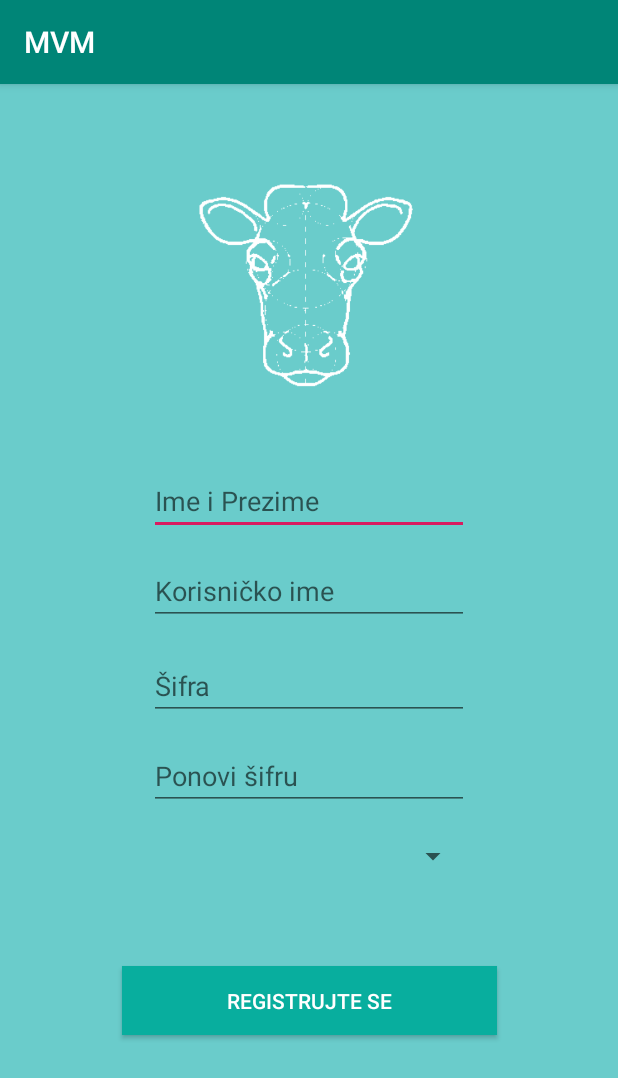
After one commit to Vekisa/MVM-Android, an Android app: the RegistrationActivity screen opened directly, with no data from a screen before it, on a phone screen of 412 x 824 dp. The commit adds this screen. Shown: the top 1078 px of the screen. Run offline under Robolectric (Android 15) with nearby library versions, the light colour scheme and no system bars.

Commit message:
SignIn and Registration activity

```diff
--- a/app/build.gradle
+++ b/app/build.gradle
@@ -26,4 +26,5 @@ dependencies {
     testImplementation 'junit:junit:4.12'
     androidTestImplementation 'androidx.test.ext:junit:1.1.0'
     androidTestImplementation 'androidx.test.espresso:espresso-core:3.1.1'
+    implementation 'com.google.android.material:material:1.0.0'
 }
--- a/app/src/main/AndroidManifest.xml
+++ b/app/src/main/AndroidManifest.xml
@@ -9,6 +9,8 @@
         android:roundIcon="@mipmap/ic_launcher_round"
         android:supportsRtl="true"
         android:theme="@style/AppTheme">
+        <activity android:name=".RegistrationActivity"></activity>
+        <activity android:name=".LoginActivity" />
         <activity android:name=".MainActivity">
             <intent-filter>
                 <action android:name="android.intent.action.MAIN" />
--- /dev/null
+++ b/app/src/main/java/com/example/mvm/RegistrationActivity.java
@@ -0,0 +1,14 @@
+package com.example.mvm;
+
+import androidx.appcompat.app.AppCompatActivity;
+
+import android.os.Bundle;
+
+public class RegistrationActivity extends AppCompatActivity {
+
+    @Override
+    protected void onCreate(Bundle savedInstanceState) {
+        super.onCreate(savedInstanceState);
+        setContentView(R.layout.activity_registration);
+    }
+}
--- /dev/null
+++ b/app/src/main/res/layout/activity_registration.xml
@@ -0,0 +1,117 @@
+<?xml version="1.0" encoding="utf-8"?>
+<androidx.constraintlayout.widget.ConstraintLayout xmlns:android="http://schemas.android.com/apk/res/android"
+    xmlns:app="http://schemas.android.com/apk/res-auto"
+    xmlns:tools="http://schemas.android.com/tools"
+    android:layout_width="match_parent"
+    android:layout_height="match_parent"
+    android:background="@color/colorBackground"
+    tools:context=".RegistrationActivity">
+
+    <ImageView
+        android:id="@+id/imageCow"
+        android:layout_width="160dp"
+        android:layout_height="171dp"
+        app:layout_constraintBottom_toBottomOf="parent"
+        app:layout_constraintEnd_toEndOf="parent"
+        app:layout_constraintHorizontal_bias="0.5"
+        app:layout_constraintStart_toStartOf="parent"
+        app:layout_constraintTop_toTopOf="parent"
+        app:layout_constraintVertical_bias="0.078"
+        app:srcCompat="@drawable/cow" />
+
+
+    <EditText
+        android:id="@+id/editName"
+        android:layout_width="wrap_content"
+        android:layout_height="wrap_content"
+        android:layout_marginTop="44dp"
+        android:ems="10"
+        android:hint="@string/registration_name"
+        android:importantForAutofill="no"
+        android:inputType="textPersonName"
+        app:layout_constraintBottom_toBottomOf="parent"
+        app:layout_constraintEnd_toEndOf="parent"
+        app:layout_constraintHorizontal_bias="0.5"
+        app:layout_constraintStart_toStartOf="parent"
+        app:layout_constraintTop_toTopOf="parent"
+        app:layout_constraintVertical_bias="0.311" />
+
+    <EditText
+        android:id="@+id/editUsername"
+        android:layout_width="wrap_content"
+        android:layout_height="wrap_content"
+        android:layout_marginTop="44dp"
+        android:ems="10"
+        android:hint="@string/registration_username"
+        android:importantForAutofill="no"
+        android:inputType="textPersonName"
+        app:layout_constraintBottom_toBottomOf="parent"
+        app:layout_constraintEnd_toEndOf="parent"
+        app:layout_constraintHorizontal_bias="0.5"
+        app:layout_constraintStart_toStartOf="parent"
+        app:layout_constraintTop_toTopOf="parent"
+        app:layout_constraintVertical_bias="0.4" />
+
+    <EditText
+        android:id="@+id/editPassword"
+        android:layout_width="wrap_content"
+        android:layout_height="wrap_content"
+        android:layout_marginTop="44dp"
+        android:ems="10"
+        android:hint="@string/registration_password_check"
+        android:importantForAutofill="no"
+        android:inputType="textPassword"
+        app:layout_constraintBottom_toBottomOf="parent"
+        app:layout_constraintEnd_toEndOf="parent"
+        app:layout_constraintHorizontal_bias="0.5"
+        app:layout_constraintStart_toStartOf="parent"
+        app:layout_constraintTop_toTopOf="parent"
+        app:layout_constraintVertical_bias="0.582" />
+
+    <EditText
+        android:id="@+id/editPasswordCheck"
+        android:layout_width="wrap_content"
+        android:layout_height="wrap_content"
+        android:layout_marginTop="44dp"
+        android:ems="10"
+        android:hint="@string/registration_password"
+        android:importantForAutofill="no"
+        android:inputType="textPassword"
+        app:layout_constraintBottom_toBottomOf="parent"
+        app:layout_constraintEnd_toEndOf="parent"
+        app:layout_constraintHorizontal_bias="0.5"
+        app:layout_constraintStart_toStartOf="parent"
+        app:layout_constraintTop_toTopOf="parent"
+        app:layout_constraintVertical_bias="0.493" />
+
+    <Spinner
+        android:id="@+id/category"
+        android:layout_width="213dp"
+        android:layout_height="36dp"
+        android:layout_marginStart="99dp"
+        android:layout_marginLeft="99dp"
+        android:layout_marginTop="29dp"
+        android:layout_marginEnd="99dp"
+        android:layout_marginRight="99dp"
+        app:layout_constraintBottom_toBottomOf="parent"
+        app:layout_constraintEnd_toEndOf="parent"
+        app:layout_constraintHorizontal_bias="0.5"
+        app:layout_constraintStart_toStartOf="parent"
+        app:layout_constraintTop_toTopOf="parent"
+        app:layout_constraintVertical_bias="0.665" />
+
+    <Button
+        android:id="@+id/buttonReg"
+        style="@style/Widget.AppCompat.Button.Colored"
+        android:layout_width="250dp"
+        android:layout_height="46dp"
+        android:background="@color/colorButtonReg"
+        android:text="@string/app_registration"
+        app:layout_constraintBottom_toBottomOf="parent"
+        app:layout_constraintEnd_toEndOf="parent"
+        app:layout_constraintHorizontal_bias="0.5"
+        app:layout_constraintStart_toStartOf="parent"
+        app:layout_constraintTop_toTopOf="parent"
+        app:layout_constraintVertical_bias="0.814" />
+
+</androidx.constraintlayout.widget.ConstraintLayout>
--- a/app/src/main/res/values/colors.xml
+++ b/app/src/main/res/values/colors.xml
@@ -3,4 +3,8 @@
     <color name="colorPrimary">#008577</color>
     <color name="colorPrimaryDark">#00574B</color>
     <color name="colorAccent">#D81B60</color>
+    <color name="colorButtonReg">#08AE9E</color>
+    <color name="colorBackground">#6ACCCB</color>
+
+
 </resources>
--- a/app/src/main/res/values/strings.xml
+++ b/app/src/main/res/values/strings.xml
@@ -1,3 +1,11 @@
 <resources>
     <string name="app_name">MVM</string>
+    <string name="app_welcome_text">Aplikacija za sugerisanje poljoprivredne proizvodnje</string>
+    <string name="app_login">Prijavite se</string>
+    <string name="app_no_account">Nemate nalog?</string>
+    <string name="app_registration">Registrujte se</string>
+    <string name="registration_username">Korisničko ime</string>
+    <string name="registration_name">Ime i Prezime</string>
+    <string name="registration_password">Šifra</string>
+    <string name="registration_password_check">Ponovi šifru</string>
 </resources>
--- a/build.gradle
+++ b/build.gradle
@@ -7,7 +7,7 @@ buildscript {
 
     }
     dependencies {
-        classpath 'com.android.tools.build:gradle:3.5.3'
+        classpath 'com.android.tools.build:gradle:3.6.3'
 
         // NOTE: Do not place your application dependencies here; they belong
         // in the individual module build.gradle files
```
Also changed, not shown: app/src/main/java/com/example/mvm/LoginActivity.java (added, +14 -0 lines), app/src/main/java/com/example/mvm/MainActivity.java (+15 -0 lines), app/src/main/res/layout/activity_login.xml (added, +66 -0 lines), app/src/main/res/layout/activity_main.xml (+77 -4 lines), app/src/main/res/drawable/cow.png (added), app/src/main/res/drawable/serbia.png (added), gradle/wrapper/gradle-wrapper.properties.
